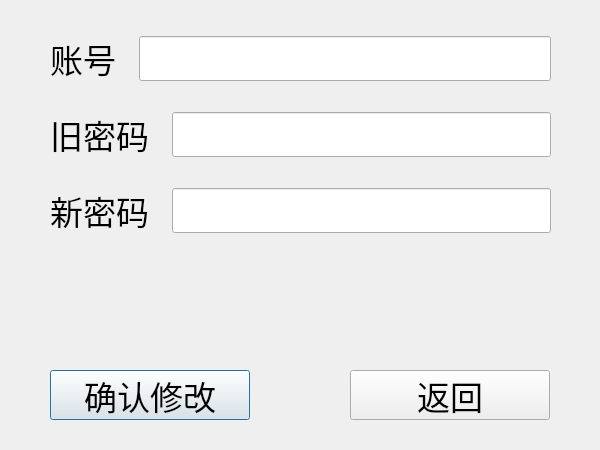
First picture: the form in ui/ResetPassword.ui, repository YeshengSu/MapleStroyStarter, before the edit.
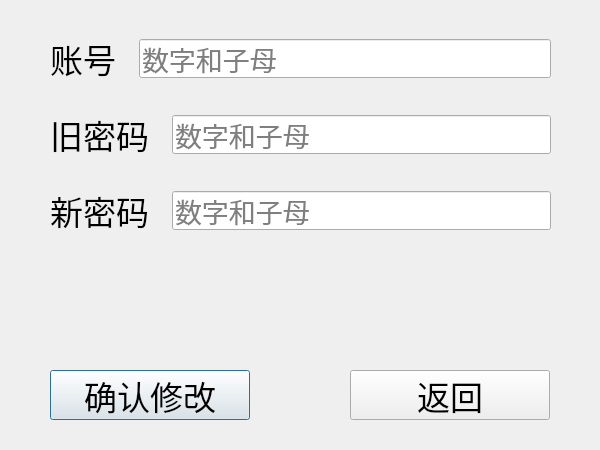
Second picture: the form after the edit. Icons and pictures are not drawn.

What changed in the file:
```diff
--- a/ui/ResetPassword.ui
+++ b/ui/ResetPassword.ui
@@ -105,9 +105,15 @@
        <widget class="QLineEdit" name="AccountEdit">
         <property name="font">
          <font>
-          <pointsize>25</pointsize>
+          <pointsize>20</pointsize>
          </font>
         </property>
+        <property name="maxLength">
+         <number>20</number>
+        </property>
+        <property name="placeholderText">
+         <string>数字和子母</string>
+        </property>
        </widget>
       </item>
      </layout>
@@ -130,9 +136,18 @@
        <widget class="QLineEdit" name="OldPasswordEdit">
         <property name="font">
          <font>
-          <pointsize>25</pointsize>
+          <pointsize>20</pointsize>
          </font>
         </property>
+        <property name="maxLength">
+         <number>20</number>
+        </property>
+        <property name="echoMode">
+         <enum>QLineEdit::Password</enum>
+        </property>
+        <property name="placeholderText">
+         <string>数字和子母</string>
+        </property>
        </widget>
       </item>
      </layout>
@@ -155,9 +170,18 @@
        <widget class="QLineEdit" name="NewPasswordEdit">
         <property name="font">
          <font>
-          <pointsize>25</pointsize>
+          <pointsize>20</pointsize>
          </font>
         </property>
+        <property name="maxLength">
+         <number>20</number>
+        </property>
+        <property name="echoMode">
+         <enum>QLineEdit::Password</enum>
+        </property>
+        <property name="placeholderText">
+         <string>数字和子母</string>
+        </property>
        </widget>
       </item>
      </layout>
```
